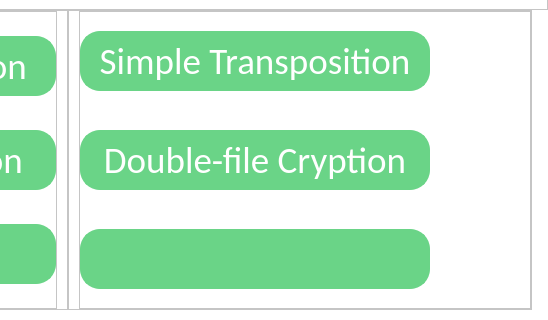
Above: uis/start/Start.ui from exorevan/Smart-Computer before the change; both pictures show x 412 to 960 and y 300 to 620 of the 960 by 620 pixel window. Below: the same form after it.
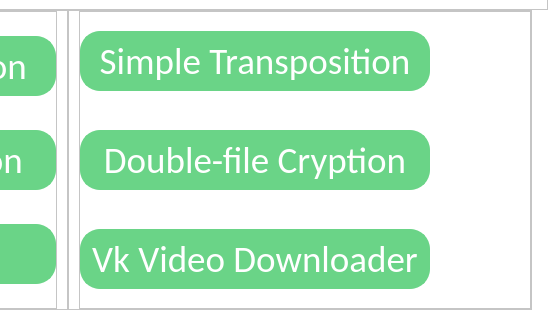
That is the form after the change.

Commit message: Add vk video feature

Patch:
```diff
--- a/uis/start/Start.ui
+++ b/uis/start/Start.ui
@@ -727,7 +727,7 @@
 </string>
                </property>
                <property name="text">
-                <string/>
+                <string>Vk Video Downloader</string>
                </property>
               </widget>
              </item>
```
Left out of the diff: 2 changed lines with no effect on the pictures. The commit also changes 21 other files.
